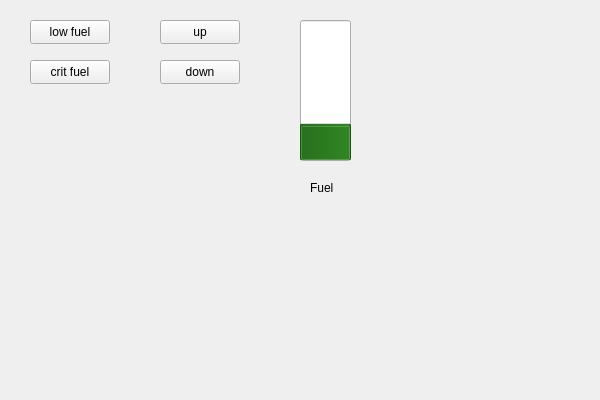
First picture: the form in CSCN72030-project 3/fuellevel.ui, repository ladeee21/project3_Section2_Group2, before the edit.
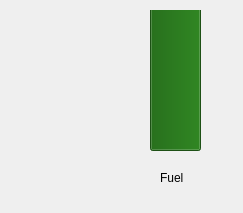
Second picture: the form after the edit. Icons and pictures are not drawn.

Commit message: added files to fuel and steering classes

```diff
--- a/CSCN72030-project 3/fuellevel.ui
+++ b/CSCN72030-project 3/fuellevel.ui
@@ -6,8 +6,8 @@
    <rect>
     <x>0</x>
     <y>0</y>
-    <width>600</width>
-    <height>400</height>
+    <width>243</width>
+    <height>213</height>
    </rect>
   </property>
   <property name="windowTitle">
@@ -16,8 +16,8 @@
   <widget class="QLabel" name="redLight">
    <property name="geometry">
     <rect>
-     <x>40</x>
-     <y>110</y>
+     <x>30</x>
+     <y>130</y>
      <width>71</width>
      <height>61</height>
     </rect>
@@ -35,8 +35,8 @@
   <widget class="QLabel" name="yellowLight">
    <property name="geometry">
     <rect>
-     <x>160</x>
-     <y>100</y>
+     <x>30</x>
+     <y>30</y>
      <width>81</width>
      <height>71</height>
     </rect>
@@ -54,8 +54,8 @@
   <widget class="QLabel" name="label_4">
    <property name="geometry">
     <rect>
-     <x>310</x>
-     <y>180</y>
+     <x>160</x>
+     <y>170</y>
      <width>49</width>
      <height>16</height>
     </rect>
@@ -67,8 +67,8 @@
   <widget class="QProgressBar" name="fuelBar">
    <property name="geometry">
     <rect>
-     <x>300</x>
-     <y>20</y>
+     <x>150</x>
+     <y>10</y>
      <width>51</width>
      <height>141</height>
     </rect>
@@ -80,100 +80,12 @@
     <number>100</number>
    </property>
    <property name="value">
-    <number>24</number>
+    <number>100</number>
    </property>
    <property name="orientation">
     <enum>Qt::Orientation::Vertical</enum>
    </property>
   </widget>
-  <widget class="QPushButton" name="up">
-   <property name="geometry">
-    <rect>
-     <x>160</x>
-     <y>20</y>
-     <width>80</width>
-     <height>24</height>
-    </rect>
-   </property>
-   <property name="text">
-    <string>up</string>
-   </property>
-   <property name="autoDefault">
-    <bool>true</bool>
-   </property>
-   <property name="upfuel" stdset="0">
-    <number>0</number>
-   </property>
-  </widget>
-  <widget class="QPushButton" name="down">
-   <property name="enabled">
-    <bool>true</bool>
-   </property>
-   <property name="geometry">
-    <rect>
-     <x>160</x>
-     <y>60</y>
-     <width>80</width>
-     <height>24</height>
-    </rect>
-   </property>
-   <property name="text">
-    <string>down</string>
-   </property>
-   <property name="checkable">
-    <bool>false</bool>
-   </property>
-   <property name="autoDefault">
-    <bool>true</bool>
-   </property>
-   <property name="downfuel" stdset="0">
-    <bool>true</bool>
-   </property>
-  </widget>
-  <widget class="QPushButton" name="lowfueltest">
-   <property name="geometry">
-    <rect>
-     <x>30</x>
-     <y>20</y>
-     <width>80</width>
-     <height>24</height>
-    </rect>
-   </property>
-   <property name="text">
-    <string>low fuel</string>
-   </property>
-   <property name="checkable">
-    <bool>false</bool>
-   </property>
-   <property name="autoDefault">
-    <bool>true</bool>
-   </property>
-   <property name="LF" stdset="0">
-    <bool>true</bool>
-   </property>
-  </widget>
-  <widget class="QPushButton" name="critfueltest">
-   <property name="geometry">
-    <rect>
-     <x>30</x>
-     <y>60</y>
-     <width>80</width>
-     <height>24</height>
-    </rect>
-   </property>
-   <property name="text">
-    <string>crit fuel</string>
-   </property>
-   <property name="checkable">
-    <bool>false</bool>
-   </property>
-   <property name="autoDefault">
-    <bool>true</bool>
-   </property>
-   <property name="CF" stdset="0">
-    <bool>true</bool>
-   </property>
-  </widget>
  </widget>
  <layoutdefault spacing="6" margin="11"/>
  <resources>
```
Left out of the diff: 5 changed lines with no effect on the pictures. The commit also changes 10 other files.
